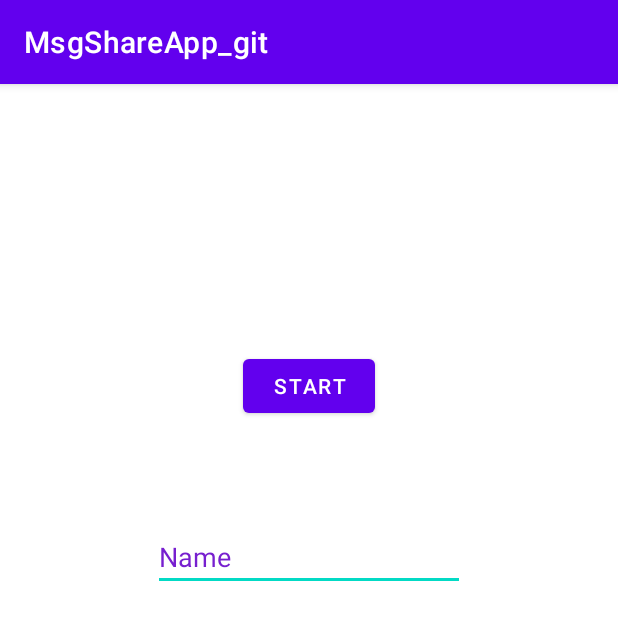
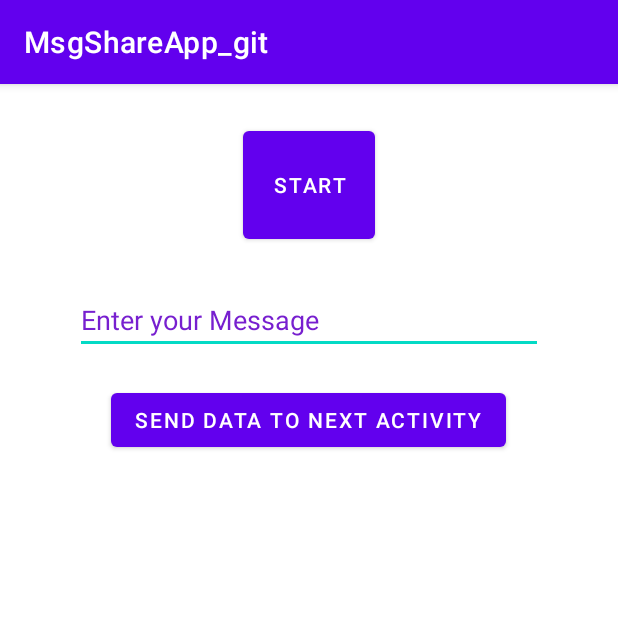
Before and after one commit to Osmanity/MsgShareApp_git, an Android app: the screen it shows after launch (MainActivity), on a phone screen of 412 x 824 dp. Shown: the top 620 px of the screen. Run offline under Robolectric (Android 15) with nearby library versions, the phone set to English and light mode, and no system bars.

Commit message:
7nd Section Two, Video Two

```diff
--- a/app/src/main/java/com/example/msgshareapp_git/MainActivity.kt
+++ b/app/src/main/java/com/example/msgshareapp_git/MainActivity.kt
@@ -17,5 +17,13 @@ class MainActivity : AppCompatActivity() {
             Log.i("MainActivity", "Button was clicked")
             Toast.makeText(this, "Toast test", Toast.LENGTH_LONG).show()
         }
+
+        btnSendMsgToNextActivity.setOnClickListener{
+
+            val message: String = etUserMessage.text.toString()
+            Toast.makeText(this,message,Toast.LENGTH_LONG).show()
+
+
+        }
     }
 }
--- a/app/src/main/res/layout/activity_main.xml
+++ b/app/src/main/res/layout/activity_main.xml
@@ -8,30 +8,41 @@
 
 
     <EditText
-        android:id="@+id/editTextTextPersonName"
+        android:id="@+id/etUserMessage"
         android:layout_width="wrap_content"
         android:layout_height="wrap_content"
+        android:layout_above="@+id/btnSendMsgToNextActivity"
         android:layout_alignParentStart="true"
         android:layout_alignParentLeft="true"
         android:layout_alignParentEnd="true"
         android:layout_alignParentRight="true"
-        android:layout_alignParentBottom="true"
-        android:layout_marginStart="102dp"
-        android:layout_marginLeft="102dp"
-        android:layout_marginEnd="102dp"
+        android:layout_marginStart="50dp"
+        android:layout_marginLeft="101dp"
+        android:layout_marginEnd="50dp"
         android:layout_marginRight="102dp"
-        android:layout_marginBottom="430dp"
+        android:layout_marginBottom="20dp"
         android:ems="10"
-        android:hint="Name"
-        android:inputType="textPersonName"
+        android:hint="Enter your Message"
         android:textColorHint="#771FCF" />
 
     <Button
         android:id="@+id/btnStart"
         android:layout_width="wrap_content"
         android:layout_height="wrap_content"
+        android:layout_above="@+id/etUserMessage"
+        android:layout_alignParentTop="true"
         android:layout_centerHorizontal="true"
-        android:layout_above="@+id/editTextTextPersonName"
-        android:layout_marginBottom="67dp"
+        android:layout_marginTop="25dp"
+        android:layout_marginBottom="25dp"
         android:text="Start" />
+
+    <Button
+        android:id="@+id/btnSendMsgToNextActivity"
+        android:layout_width="wrap_content"
+        android:layout_height="wrap_content"
+        android:layout_alignParentBottom="true"
+        android:layout_centerHorizontal="true"
+        android:layout_marginBottom="520dp"
+        android:text="Send Data To Next Activity" />
+
 </RelativeLayout>
```
